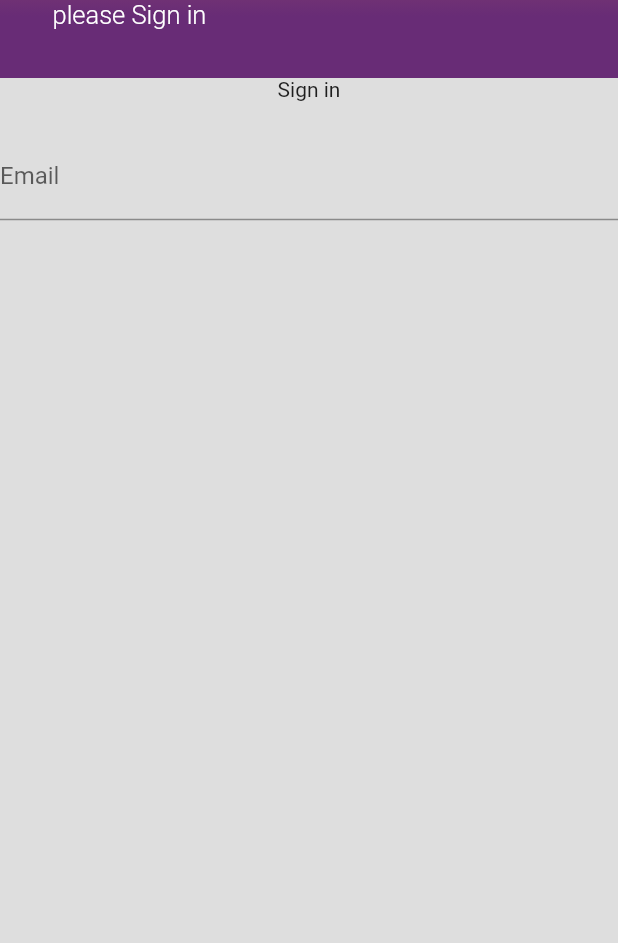
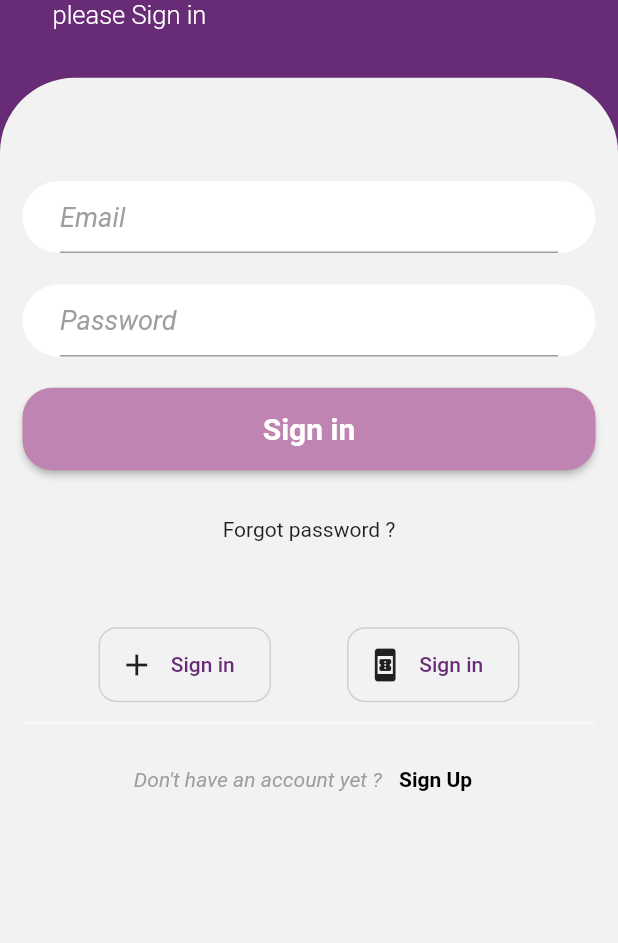
Before and after one commit to zahraAfa/HiFixIt, a Flutter app: the screen it shows after launch, on a phone screen of 412 x 824 dp, the part 293-1236 px from its top. Run offline on Flutter 3.47's test engine with Material 2 defaults, Android fonts, the phone set to English and light mode, and no system bars.

Commit message:
few things changed

```diff
--- a/lib/main.dart
+++ b/lib/main.dart
@@ -20,7 +20,7 @@ class MyApp extends StatelessWidget {
         primarySwatch: MaterialColor(0xFF682C76, primaryPurple),
       ),
       // home: const WelcomingPage(title: 'HiFixIt'),
-      home: const CustLogin(title: 'HiFixIt'),
+      home: CustLogin(title: 'HiFixIt'),
     );
   }
 }
--- a/lib/pages/cust/login.dart
+++ b/lib/pages/cust/login.dart
@@ -2,60 +2,188 @@ import 'package:flutter/material.dart';
 import 'package:hifixit/widgets/headerLoginRegist.dart';
 
 class CustLogin extends StatelessWidget {
-  const CustLogin({Key? key, required this.title}) : super(key: key);
-  final String title;
+  static const routeName = '/authentification-screen';
+
+  final emailController = TextEditingController();
+  final passwordController = TextEditingController();
+
+  CustLogin({Key? key, this.title}) : super(key: key);
+  final title;
+
+  Widget signInWith(IconData icon) {
+    return Container(
+      height: 50,
+      width: 115,
+      decoration: BoxDecoration(
+        border: Border.all(
+          color: Colors.grey.withOpacity(0.4),
+          width: 1,
+        ),
+        borderRadius: BorderRadius.circular(12),
+      ),
+      child: Row(
+        mainAxisAlignment: MainAxisAlignment.center,
+        children: [
+          Icon(icon, size: 24),
+          TextButton(
+            onPressed: () {},
+            child: Text('Sign in'),
+          ),
+        ],
+      ),
+    );
+  }
+
+  Widget userInput(TextEditingController userInput, String hintTitle,
+      TextInputType keyboardType, bool obscureText) {
+    return Container(
+      // color: const Color(0xFFDEDEDE),
+      margin: const EdgeInsets.only(bottom: 15),
+      decoration: BoxDecoration(
+        color: Colors.white,
+        borderRadius: BorderRadius.circular(30),
+      ),
+      child: Padding(
+        padding: const EdgeInsets.only(
+          left: 25.0,
+          right: 25,
+        ),
+        child: TextField(
+          obscureText: obscureText,
+          controller: userInput,
+          decoration: InputDecoration(
+            hintText: hintTitle,
+            hintStyle: const TextStyle(
+              fontSize: 18,
+              color: Colors.grey,
+              fontStyle: FontStyle.italic,
+            ),
+          ),
+          keyboardType: keyboardType,
+        ),
+      ),
+    );
+  }
 
   @override
   Widget build(BuildContext context) {
     double _fullHeigh = MediaQuery.of(context).size.height;
     double _fullWidht = MediaQuery.of(context).size.width;
-
     return Scaffold(
       body: Stack(
         children: [
           Container(
             width: _fullWidht,
             height: _fullHeigh,
-            color: const Color(0xFFDEDEDE),
+            color: const Color(0xFFF2F2F2),
           ),
           HeaderLoginRegist(
             title: title,
             thirdMessage: 'please Sign in',
           ),
-          SizedBox.expand(
-            child: DraggableScrollableSheet(
+          DraggableScrollableSheet(
             minChildSize: 0.7,
             maxChildSize: 0.75,
             initialChildSize: 0.7,
             builder: (context, scrollController) {
               return SingleChildScrollView(
                 controller: scrollController,
-                  child: Container(
-                    width: _fullWidht,
-                    height: _fullHeigh * 0.75,
-                    color: const Color(0xFFDEDEDE),
-                    child: SizedBox(
-                      width: _fullWidht * 0.4,
                 child: Column(
-                        crossAxisAlignment: CrossAxisAlignment.center,
+                  mainAxisAlignment: MainAxisAlignment.end,
                   children: [
-                          const Text('Sign in'),
-                          const SizedBox(
-                            height: 20.0,
+                    Container(
+                      height: 510,
+                      width: double.infinity,
+                      decoration: const BoxDecoration(
+                        color: Color(0xFFF2F2F2),
+                        borderRadius: BorderRadius.only(
+                          topLeft: Radius.circular(50),
+                          topRight: Radius.circular(50),
                         ),
-                          TextFormField(
-                            decoration: InputDecoration(
-                              labelText: 'Email',
                       ),
+                      child: Padding(
+                        padding: const EdgeInsets.all(15.0),
+                        child: Column(
+                          mainAxisAlignment: MainAxisAlignment.spaceAround,
+                          crossAxisAlignment: CrossAxisAlignment.stretch,
+                          children: [
+                            const SizedBox(height: 45),
+                            userInput(emailController, 'Email',
+                                TextInputType.emailAddress, false),
+                            userInput(passwordController, 'Password',
+                                TextInputType.text, true),
+                            SizedBox(
+                              height: 55,
+                              child: ElevatedButton(
+                                style: ButtonStyle(
+                                  backgroundColor: MaterialStateProperty.all(
+                                      const Color(0xFFBF84B1)),
+                                  shape: MaterialStateProperty.all<
+                                          RoundedRectangleBorder>(
+                                      RoundedRectangleBorder(
+                                    borderRadius: BorderRadius.circular(20.0),
+                                  )),
+                                ),
+                                onPressed: () {
+                                  print(emailController);
+                                  print(passwordController);
+                                },
+                                child: const Text(
+                                  'Sign in',
+                                  style: TextStyle(
+                                    fontSize: 20,
+                                    fontWeight: FontWeight.w700,
+                                    color: Colors.white,
+                                  ),
+                                ),
+                              ),
+                            ),
+                            const SizedBox(height: 20),
+                            const Center(
+                              child: Text('Forgot password ?'),
+                            ),
+                            SizedBox(height: 20),
+                            Padding(
+                              padding: const EdgeInsets.only(top: 25.0),
+                              child: Row(
+                                mainAxisAlignment:
+                                    MainAxisAlignment.spaceEvenly,
+                                children: [
+                                  signInWith(Icons.add),
+                                  signInWith(Icons.book_online),
+                                ],
+                              ),
+                            ),
+                            const Divider(thickness: 0, color: Colors.white),
+                            Row(
+                              mainAxisAlignment: MainAxisAlignment.center,
+                              children: [
+                                const Text(
+                                  'Don\'t have an account yet ? ',
+                                  style: TextStyle(
+                                      color: Colors.grey,
+                                      fontStyle: FontStyle.italic),
+                                ),
+                                TextButton(
+                                  onPressed: () {},
+                                  child: const Text(
+                                    'Sign Up',
+                                    style: TextStyle(
+                                        fontWeight: FontWeight.bold,
+                                        color: Colors.black),
+                                  ),
+                                ),
+                              ],
                             ),
                           ],
                         ),
                       ),
                     ),
+                  ],
+                ),
               );
             },
-            ),
-          ),
+          )
         ],
       ),
     );
--- a/lib/widgets/headerLoginRegist.dart
+++ b/lib/widgets/headerLoginRegist.dart
@@ -17,13 +17,14 @@ class HeaderLoginRegist extends StatelessWidget {
 
     return Container(
       width: _fullWidht,
-      height: _fullHeigh * 0.5,
+      height: _fullHeigh * 0.7,
       decoration: const BoxDecoration(
         gradient: LinearGradient(
           begin: Alignment.topCenter,
           end: Alignment.bottomCenter,
           colors: [
             Color(0xFFEF8A56),
+            Color(0xFF682C76),
             Color(0xFF682C76),
             Color(0xFF682C76),
           ],
```
Lines whose indentation alone changed are shown as unchanged.
